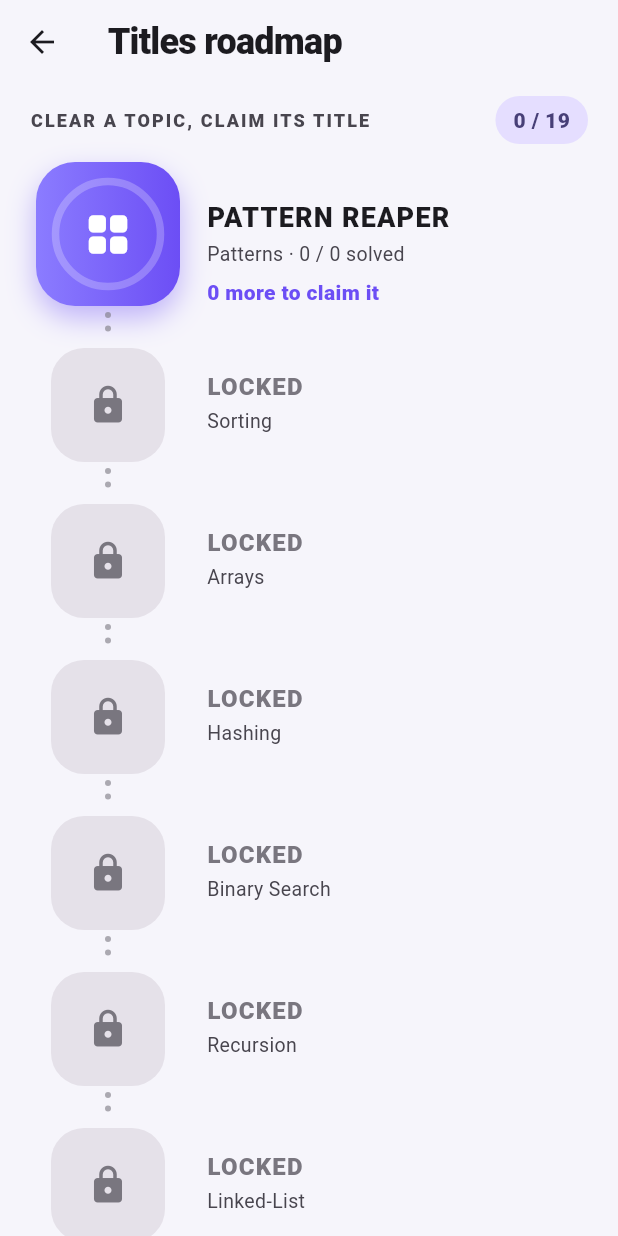
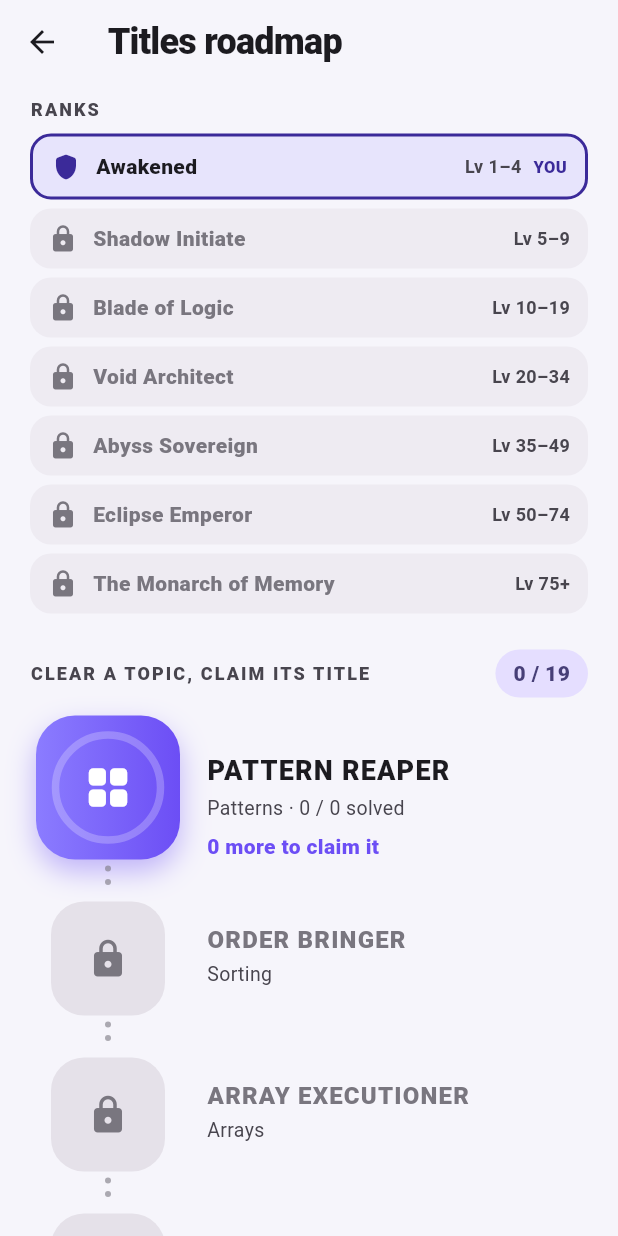
Before and after one commit to QuantaBoy/DSA-APP, a Flutter app: the RoadmapPage screen opened directly, on a phone screen of 412 x 824 dp. Run offline on Flutter 3.47's test engine with Material 3 defaults, Android fonts, the phone set to English and light mode, and no system bars; our stand-ins replace audioplayers, cloud_firestore, file_picker, firebase_ai, firebase_auth, firebase_core and 8 more; missing offline and left inert: firebase_app_check, flutter_code_editor, highlight, home_widget; accounts and stored records are empty.

Commit message:
fix: a missed day breaks the streak; roadmap shows every rank and every title by name (locked until earned), v1.46.0

```diff
--- a/lib/logic/srs.dart
+++ b/lib/logic/srs.dart
@@ -130,7 +130,8 @@ const streakMilestones = [3, 7, 14, 30, 60, 100, 200, 365];
 }
 
 /// Streak length with freezes, for the places that only show the number.
-int streakWithFreezes(Iterable<DateTime> reviewDays, DateTime on) => streakInfo(reviewDays, on).days;
+/// Missing a whole day breaks the streak (freezes were too forgiving: the streak never seemed to break).
+int streakWithFreezes(Iterable<DateTime> reviewDays, DateTime on) => streak(reviewDays, on);
 
 /// A mock interview on a problem you already solved counts as a review:
 /// not solved is Again, solved within half the time is Easy, within the time Good, over it Hard.
--- a/lib/screens/profile_page.dart
+++ b/lib/screens/profile_page.dart
@@ -22,7 +22,7 @@ import 'streak_page.dart';
 import 'widgets.dart';
 
 /// Shown in Profile → About. Keep in step with `version:` in pubspec.yaml.
-const appVersion = '1.45.2';
+const appVersion = '1.46.0';
 
 /// First name for greetings, falling back to the email name.
 String firstName(User user) {
--- a/lib/screens/roadmap_page.dart
+++ b/lib/screens/roadmap_page.dart
@@ -46,9 +46,56 @@ class RoadmapPage extends StatelessWidget {
         final progress = p?.progress ?? const <String, Progress>{};
         final current = titles.where((t) => !earned.contains(t.id)).firstOrNull;
         final colors = Theme.of(context).colorScheme;
+        final level = p?.level.level ?? 1;
         return ListView(
           padding: const EdgeInsets.fromLTRB(20, 8, 20, 40),
           children: [
+            // Every rank, so you see where the climb goes: reached ones lit, the rest locked.
+            Text(
+              'RANKS',
+              style: TextStyle(fontSize: 12, letterSpacing: 1.4, fontWeight: FontWeight.w800, color: colors.onSurfaceVariant),
+            ),
+            const SizedBox(height: 8),
+            for (final (i, r) in Rank.values.indexed)
+              Container(
+                margin: const EdgeInsets.only(bottom: 6),
+                padding: const EdgeInsets.symmetric(horizontal: 12, vertical: 10),
+                decoration: BoxDecoration(
+                  color: level >= r.fromLevel
+                      ? r.colors.first.withValues(alpha: 0.14)
+                      : colors.surfaceContainerHighest.withValues(alpha: 0.5),
+                  borderRadius: BorderRadius.circular(14),
+                  border: Rank.of(level) == r ? Border.all(color: r.colors.last, width: 2) : null,
+                ),
+                child: Row(
+                  children: [
+                    Icon(
+                      level >= r.fromLevel ? Icons.shield_rounded : Icons.lock_rounded,
+                      color: level >= r.fromLevel ? r.colors.last : colors.outline,
+                      size: 20,
+                    ),
+                    const SizedBox(width: 10),
+                    Expanded(
+                      child: Text(
+                        r.title,
+                        style: TextStyle(fontWeight: FontWeight.w800, color: level >= r.fromLevel ? null : colors.outline),
+                      ),
+                    ),
+                    Text(
+                      i == Rank.values.length - 1 ? 'Lv ${r.fromLevel}+' : 'Lv ${r.fromLevel}–${Rank.values[i + 1].fromLevel - 1}',
+                      style: TextStyle(color: colors.onSurfaceVariant, fontWeight: FontWeight.w700, fontSize: 12),
+                    ),
+                    if (Rank.of(level) == r) ...[
+                      const SizedBox(width: 8),
+                      Text(
+                        'YOU',
+                        style: TextStyle(color: r.colors.last, fontWeight: FontWeight.w900, fontSize: 11),
+                      ),
+                    ],
+                  ],
+                ),
+              ),
+            const SizedBox(height: 18),
             Row(
               children: [
                 Expanded(
@@ -183,7 +230,7 @@ class _Stop extends StatelessWidget {
                 crossAxisAlignment: CrossAxisAlignment.start,
                 children: [
                   Text(
-                    state == _State.locked ? 'LOCKED' : title.name.toUpperCase(),
+                    title.name.toUpperCase(),
                     style: TextStyle(
                       fontSize: big ? 18 : 16,
                       fontWeight: FontWeight.w900,
--- a/lib/screens/streak_page.dart
+++ b/lib/screens/streak_page.dart
@@ -177,7 +177,7 @@ class StreakPage extends StatelessWidget {
     final colors = theme.colorScheme;
     final dark = theme.brightness == Brightness.dark;
     final now = today();
-    final info = streakInfo(days, now); // one missed day a week is forgiven
+    final info = (days: streakWithFreezes(days, now), frozen: const <DateTime>[]); // a missed day breaks the streak
     final current = info.days;
     final record = longestStreak(days) > current ? longestStreak(days) : current;
     final end = days.contains(now) ? now : addDays(now, -1);
@@ -241,12 +241,10 @@ class StreakPage extends StatelessWidget {
                   child: Row(
                     mainAxisSize: MainAxisSize.min,
                     children: [
-                      const Icon(Icons.ac_unit_rounded, size: 16, color: Accent.sky),
+                      const Icon(Icons.warning_amber_rounded, size: 16, color: Accent.sky),
                       const SizedBox(width: 6),
                       Text(
-                        info.frozen.isEmpty
-                            ? 'Streak freeze: miss 1 day a week, keep your streak'
-                            : 'Streak freeze saved ${info.frozen.length} day${info.frozen.length == 1 ? '' : 's'}',
+                        'Miss a day and the streak starts over',
                         style: theme.textTheme.labelMedium?.copyWith(color: Accent.sky, fontWeight: FontWeight.w700),
                       ),
                     ],
--- a/pubspec.yaml
+++ b/pubspec.yaml
@@ -1,7 +1,7 @@
 name: memory_stack
 description: "Spaced repetition for DSA problems."
 publish_to: 'none'
-version: 1.45.2+52
+version: 1.46.0+53
 
 environment:
   sdk: ^3.13.5
```
Also changed, not shown: 2 other files.
